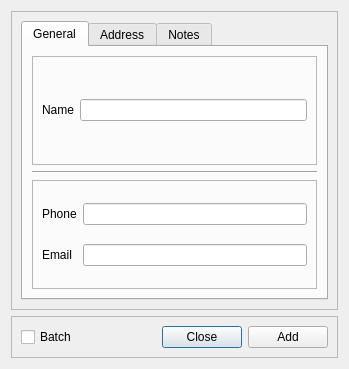
JoelMon/pyTalkManager, file pyTalkManager/gui/AddCongregationWindow.ui: the form before one commit.
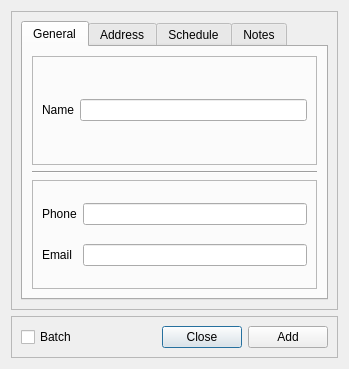
The form after the commit. The open tabs and pages were chosen to show the change.

Commit message: Added a schedule tab to AddCongregationWindow.

Patch:
```diff
--- a/pyTalkManager/gui/AddCongregationWindow.ui
+++ b/pyTalkManager/gui/AddCongregationWindow.ui
@@ -200,6 +200,11 @@
           </item>
          </layout>
         </widget>
+        <widget class="QWidget" name="tab_4">
+         <attribute name="title">
+          <string>Schedule</string>
+         </attribute>
+        </widget>
         <widget class="QWidget" name="tab_3">
          <attribute name="title">
           <string>Notes</string>
```
Left out of the diff: 2 changed lines with no effect on the pictures. The commit also changes 1 other file.
